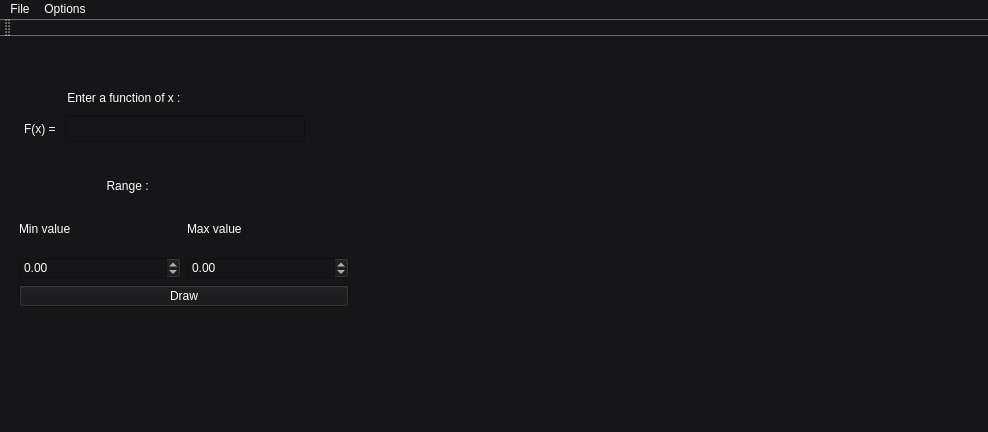
Above: mainwindow.ui from Maher-Magdy/Function-Plotter before the change. Below: the same form after it.
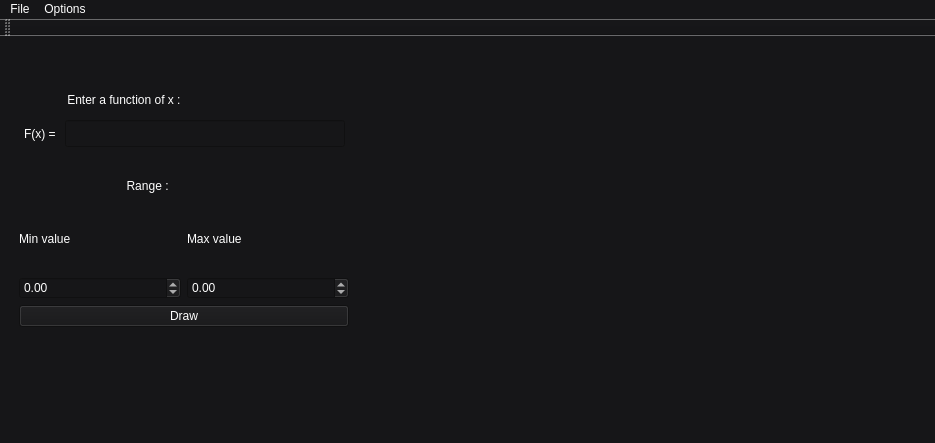
That is the form after the change. Custom widgets are drawn as their Qt base class.

```diff
--- a/mainwindow.ui
+++ b/mainwindow.ui
@@ -6,8 +6,8 @@
    <rect>
     <x>0</x>
     <y>0</y>
-    <width>988</width>
-    <height>432</height>
+    <width>935</width>
+    <height>443</height>
    </rect>
   </property>
   <property name="font">
@@ -34,10 +34,10 @@
    <widget class="QCustomPlot" name="widget" native="true">
     <property name="geometry">
      <rect>
-      <x>370</x>
-      <y>10</y>
-      <width>581</width>
-      <height>261</height>
+      <x>380</x>
+      <y>20</y>
+      <width>480</width>
+      <height>320</height>
      </rect>
     </property>
     <property name="styleSheet">
@@ -50,7 +50,7 @@
    <widget class="QLabel" name="label_4">
     <property name="geometry">
      <rect>
-      <x>50</x>
+      <x>70</x>
       <y>140</y>
       <width>140</width>
       <height>19</height>
@@ -66,7 +66,7 @@
       <x>19</x>
       <y>170</y>
       <width>330</width>
-      <height>101</height>
+      <height>121</height>
      </rect>
     </property>
     <layout class="QVBoxLayout" name="verticalLayout_3">
@@ -133,8 +133,8 @@
      <rect>
       <x>24</x>
       <y>50</y>
-      <width>281</width>
-      <height>56</height>
+      <width>321</width>
+      <height>61</height>
      </rect>
     </property>
     <layout class="QVBoxLayout" name="verticalLayout_4">
@@ -180,7 +180,7 @@
     <rect>
      <x>0</x>
      <y>0</y>
-     <width>988</width>
+     <width>935</width>
      <height>24</height>
     </rect>
    </property>
```
